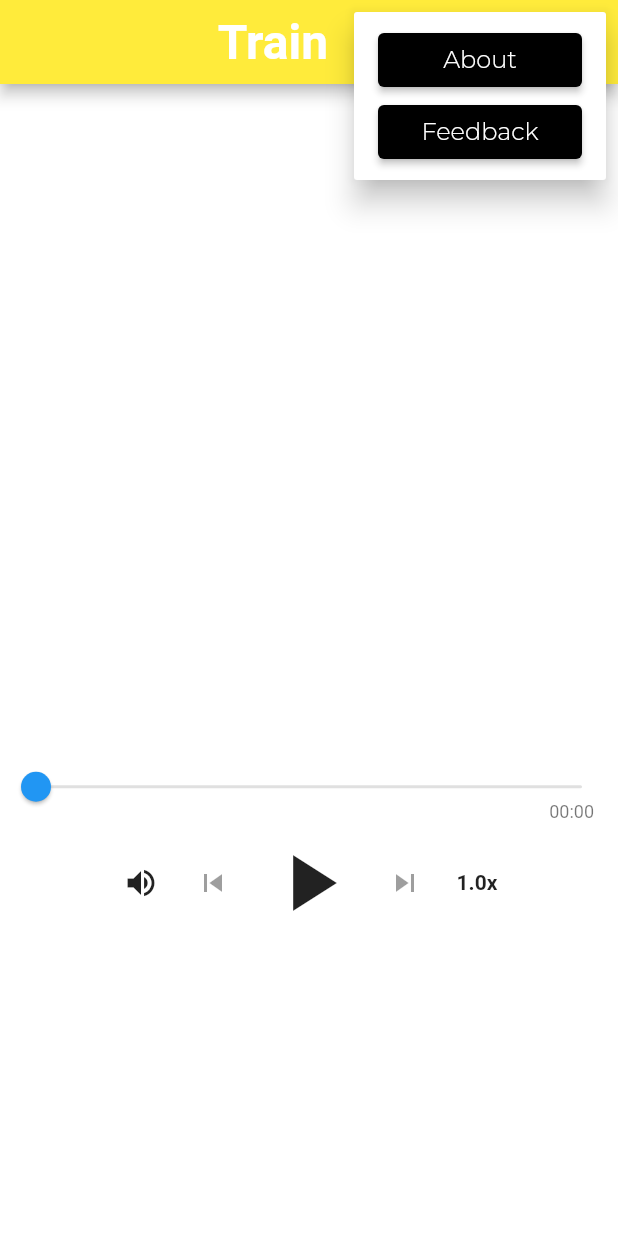
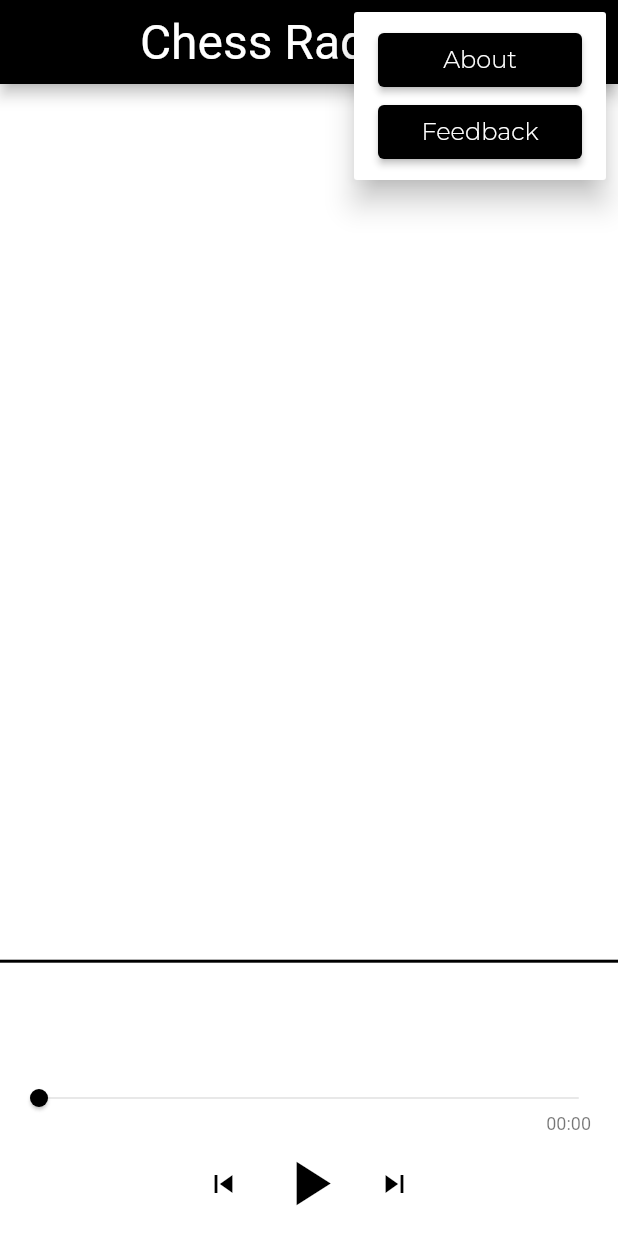
Before and after one commit to chessradio/chessradio, a Flutter app: the screen it shows after launch, after a tap on the "more vert" icon, on a phone screen of 412 x 824 dp. Run offline on Flutter 3.47's test engine with Material 2 defaults, Android fonts, the phone set to English and light mode, and no system bars; our stand-ins replace google_fonts, just_audio, rxdart; missing offline and left inert: audio_session, splash_screen_view; network calls fail.

Commit message:
Heavy style refactor

```diff
--- a/lib/main.dart
+++ b/lib/main.dart
@@ -1,6 +1,7 @@
 import 'package:chessradio/ui/screens/playlist_screen.dart';
 import 'package:flutter/material.dart';
 import 'package:splash_screen_view/SplashScreenView.dart';
+import 'package:google_fonts/google_fonts.dart';
 
 void main() {
   runApp(ChessRadio());
@@ -15,23 +16,19 @@ class _ChessRadioState extends State<ChessRadio> {
   @override
   Widget build(BuildContext context) {
     return MaterialApp(
-      title: 'Welcome to chess radio',
+      theme: ThemeData(
+        textTheme: GoogleFonts.niconneTextTheme(
+          Theme.of(context).textTheme,
+        ),
+      ),
       home: SplashScreenView(
         navigateRoute: PlayListScreen(),
         duration: 5000,
-        imageSize: 130,
-        imageSrc: "assets/icons/black-piece.png",
-        text: "Welcome to chess radio!",
-        textType: TextType.ColorizeAnimationText,
+        text: "Chess Radio",
         textStyle: TextStyle(
-          fontSize: 40.0,
+          fontSize: 60.0,
+          color: Colors.black,
         ),
-        colors: [
-          Colors.purple,
-          Colors.blue,
-          Colors.yellow,
-          Colors.red,
-        ],
         backgroundColor: Colors.white,
       ),
     );
--- a/lib/ui/screens/playlist_screen.dart
+++ b/lib/ui/screens/playlist_screen.dart
@@ -46,8 +46,8 @@ class _PlayListScreenState extends State<PlayListScreen> {
         tag: 'playlist',
         child: Scaffold(
           appBar: AppBar(
-            title: ChessRadioTitleWidget('Train', false),
-            backgroundColor: Colors.yellow,
+            title: ChessRadioTitleWidget('Chess Radio', true),
+            backgroundColor: Colors.black,
             actions: [
               ChessRadioDrawerWidget(),
             ],
@@ -57,17 +57,56 @@ class _PlayListScreenState extends State<PlayListScreen> {
             child: Center(
               child: Container(
                 child: Column(
-                  crossAxisAlignment: CrossAxisAlignment.center,
-                  mainAxisAlignment: MainAxisAlignment.center,
                   children: [
-                    SizedBox(height: 1.0),
                     Container(
-                      height: 240,
+                      height: MediaQuery.of(context).size.height * 0.7,
+                      margin: EdgeInsets.only(
+                        bottom: 0,
+                      ),
+                      alignment: Alignment.center,
+                      decoration: BoxDecoration(
+                          color: Colors.white,
+                          border: Border.all(
+                              color: Colors.white, // Set border color
+                              width: 1.0), // Set border width
+                          borderRadius: BorderRadius.all(Radius.circular(
+                              5.0)), // Set rounded corner radius
+                          boxShadow: [] // Make rounded corner of border
+                          ),
                       child: PlaylistWidget(_player),
                     ),
-                    SizedBox(height: 8.0),
-                    AudioBarWidget(_player),
-                    ControlButtonsWidget(_player),
+                    Divider(
+                      color: Colors.black,
+                      thickness: 2,
+                    ),
+                    Expanded(
+                      child: Container(
+                        margin: EdgeInsets.only(
+                          bottom: 0,
+                        ),
+                        alignment: Alignment.center,
+                        decoration: BoxDecoration(
+                            color: Colors.white,
+                            border: Border.all(
+                                color: Colors.white, // Set border color
+                                width: 2.0), // Set border width
+                            borderRadius: BorderRadius.only(
+                              topLeft: Radius.circular(25.0),
+                              topRight: Radius.circular(25.0),
+                            ), // Set rounded corner radius
+                            boxShadow: [] // Make rounded corner of border
+                            ),
+                        child: Column(
+                          crossAxisAlignment: CrossAxisAlignment.center,
+                          mainAxisSize: MainAxisSize.max,
+                          mainAxisAlignment: MainAxisAlignment.end,
+                          children: [
+                            AudioBarWidget(_player),
+                            ControlButtonsWidget(_player),
+                          ],
+                        ),
+                      ),
+                    )
                   ],
                 ),
               ),
--- a/lib/ui/widgets/bar/chess_radio_title_widget.dart
+++ b/lib/ui/widgets/bar/chess_radio_title_widget.dart
@@ -15,7 +15,7 @@ class ChessRadioTitleWidget extends StatelessWidget {
         child: RichText(
           text: TextSpan(
             style: logo
-                ? GoogleFonts.dancingScript()
+                ? GoogleFonts.niconne(fontWeight: FontWeight.w400)
                 : GoogleFonts.montserrat(
                     fontWeight: FontWeight.w200,
                   ),
@@ -23,8 +23,8 @@ class ChessRadioTitleWidget extends StatelessWidget {
               TextSpan(
                 text: titleText,
                 style: TextStyle(
-                  fontWeight: FontWeight.bold,
                   fontSize: 32,
+                  color: Colors.white,
                 ),
               ),
             ],
--- a/lib/ui/widgets/playlist/audio_bar_widget.dart
+++ b/lib/ui/widgets/playlist/audio_bar_widget.dart
@@ -75,7 +75,10 @@ class _SeekBarState extends State<SeekBar> {
     super.didChangeDependencies();
 
     _sliderThemeData = SliderTheme.of(context).copyWith(
-      trackHeight: 2.0,
+      inactiveTrackColor: Colors.grey,
+      activeTrackColor: Colors.black,
+      thumbColor: Colors.black,
+      thumbShape: RoundSliderThumbShape(enabledThumbRadius: 6.0),
     );
   }
 
@@ -85,9 +88,10 @@ class _SeekBarState extends State<SeekBar> {
       children: [
         SliderTheme(
           data: _sliderThemeData.copyWith(
-            thumbShape: HiddenThumbComponentShape(),
-            activeTrackColor: Colors.blue.shade100,
+            activeTrackColor: Colors.grey,
             inactiveTrackColor: Colors.grey.shade300,
+            thumbShape: RoundSliderThumbShape(enabledThumbRadius: 0.0),
+            trackHeight: 1,
           ),
           child: ExcludeSemantics(
             child: Slider(
--- a/lib/ui/widgets/playlist/control_buttons_widget.dart
+++ b/lib/ui/widgets/playlist/control_buttons_widget.dart
@@ -11,24 +11,13 @@ class ControlButtonsWidget extends StatelessWidget {
     return Row(
       mainAxisSize: MainAxisSize.min,
       children: [
-        IconButton(
-          icon: Icon(Icons.volume_up),
-          onPressed: () {
-            _showSliderDialog(
-              context: context,
-              title: "Adjust volume",
-              divisions: 10,
-              min: 0.0,
-              max: 1.0,
-              stream: player.volumeStream,
-              onChanged: player.setVolume,
-            );
-          },
-        ),
         StreamBuilder<SequenceState?>(
           stream: player.sequenceStateStream,
           builder: (context, snapshot) => IconButton(
-            icon: Icon(Icons.skip_previous),
+            icon: Icon(
+              Icons.skip_previous,
+              color: Colors.black,
+            ),
             onPressed: player.hasPrevious ? player.seekToPrevious : null,
           ),
         ),
@@ -48,14 +37,20 @@ class ControlButtonsWidget extends StatelessWidget {
               );
             } else if (playing != true) {
               return IconButton(
-                icon: Icon(Icons.play_arrow),
-                iconSize: 64.0,
+                icon: Icon(
+                  Icons.play_arrow,
+                  color: Colors.black,
+                ),
+                iconSize: 50.0,
                 onPressed: player.play,
               );
             } else if (processingState != ProcessingState.completed) {
               return IconButton(
-                icon: Icon(Icons.pause),
-                iconSize: 64.0,
+                icon: Icon(
+                  Icons.pause,
+                  color: Colors.black,
+                ),
+                iconSize: 50.0,
                 onPressed: player.pause,
               );
             } else {
@@ -71,26 +66,11 @@ class ControlButtonsWidget extends StatelessWidget {
         StreamBuilder<SequenceState?>(
           stream: player.sequenceStateStream,
           builder: (context, snapshot) => IconButton(
-            icon: Icon(Icons.skip_next),
+            icon: Icon(
+              Icons.skip_next,
+              color: Colors.black,
+            ),
             onPressed: player.hasNext ? player.seekToNext : null,
-          ),
-        ),
-        StreamBuilder<double>(
-          stream: player.speedStream,
-          builder: (context, snapshot) => IconButton(
-            icon: Text("${snapshot.data?.toStringAsFixed(1)}x",
-                style: TextStyle(fontWeight: FontWeight.bold)),
-            onPressed: () {
-              _showSliderDialog(
-                context: context,
-                title: "Adjust speed",
-                divisions: 10,
-                min: 0.5,
-                max: 1.5,
-                stream: player.speedStream,
-                onChanged: player.setSpeed,
-              );
-            },
           ),
         ),
       ],
```
Also changed, not shown: lib/ui/widgets/playlist/image_dialog_widget.dart (+6 -2 lines), lib/ui/widgets/playlist/playlist_widget.dart (+14 -6 lines), lib/ui/widgets/playlist/puzzle_widget.dart (+60 -13 lines), assets/icons/black-piece.png, assets/icons/white-piece.png, 3 other files.
